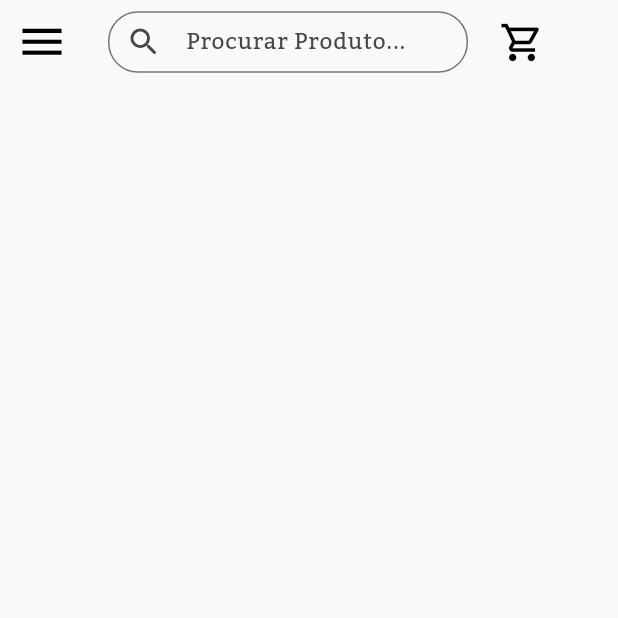
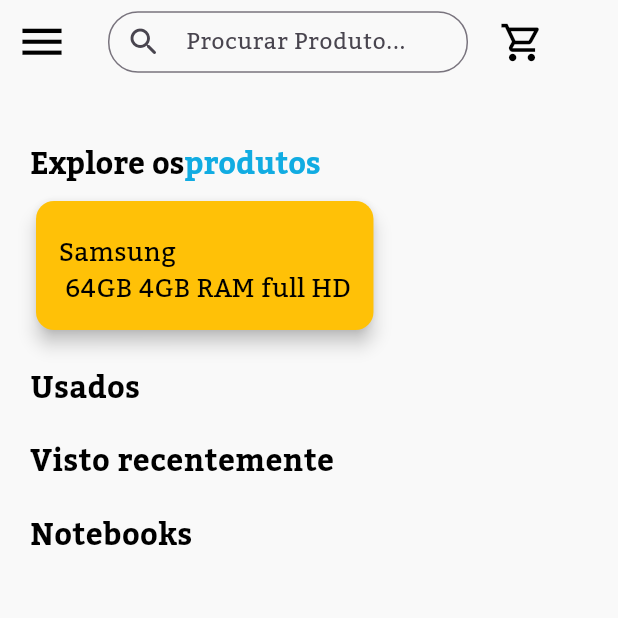
Before and after one commit to MateusAugustoo/project_unboxing, a Flutter app: the TelaHome screen opened by its route, on a phone screen of 412 x 824 dp, the top half of it. Run offline on Flutter 3.47's test engine with Material 3 defaults, Android fonts, the phone set to English and light mode, and no system bars; our stand-ins replace cloud_firestore, firebase_auth, firebase_core, image_picker; accounts and stored records are empty; generated files the repository leaves out were written again; network calls fail.

```diff
--- a/lib/routes/routes.dart
+++ b/lib/routes/routes.dart
@@ -9,6 +9,8 @@ import 'package:projeto_integrador/views/telaEntrada/tela_entrada.dart';
 import 'package:projeto_integrador/views/telaLogin/tela_login.dart';
 import 'package:projeto_integrador/views/telaPerfil/tela_perfil.dart';
 import 'package:projeto_integrador/views/telaSenha/tela_senha.dart';
+import 'package:projeto_integrador/views/telaFavoritos/tela_favorito.dart';
+import 'package:projeto_integrador/views/telaCompras/tela_compras.dart';
 
 import '../views/endereço/fom_add_endereco.dart';
 import '../views/endereço/tela_endereco.dart';
@@ -35,6 +37,8 @@ class Routes extends StatelessWidget {
         '/ScreenFormAddEndereco': (context) => const FormeAddEndereco(),
         '/ScreenSenha': (context) => const RedefinirSenha(),
         '/ScreenEntrada': (context) => const TelaEntrada(),
+        '/ScreenFavoritos': (context) => const TelaFavoritos(),
+        '/ScreenCompras': (context) => const TelaCompras(),
       },
     );
   }
--- a/lib/views/home/tela_home.dart
+++ b/lib/views/home/tela_home.dart
@@ -45,7 +45,9 @@ class _TelaHomeState extends State<TelaHome> {
             width: 12,
           ),
           IconButton(
-            onPressed: () {},
+            onPressed: () {
+              Navigator.pushNamed(context, '/ScreenCarrinho');
+            },
             icon: const Icon(
               Icons.shopping_cart_outlined,
               color: Colors.black,
@@ -58,16 +60,108 @@ class _TelaHomeState extends State<TelaHome> {
   }
 
   Widget _getBodyHome() {
-    return const SafeArea(
+    return SafeArea(
       child: SingleChildScrollView(
+        child: Padding(
+          padding: const EdgeInsets.all(20.0),
         child: Column(
           children: [
             Row(
-              children: [],
-            )
+              children: [
+                RichText(
+                    text: const TextSpan(
+                        text: 'Explore os',
+                        style: TextStyle(
+                          color: Colors.black,
+                          fontFamily: 'Kadwa',
+                          fontSize: 20,
+                          fontWeight: FontWeight.bold,
+                        ),
+                        children: [
+                      TextSpan(
+                          text: 'produtos',
+                          style: TextStyle(
+                              color: kColorTextPrimary,
+                              fontFamily: 'Kadwa',
+                              fontSize: 20))
+                    ]))
+              ],
+            ),
+            const SizedBox(
+              child: Row(
+                children: [
+                  Column(
+                    children: [
+                      Card(
+                        elevation: 5,
+                        color: Colors.amber,
+                        child: Padding(
+                          padding: EdgeInsets.all(15.0),
+                          child: Column(
+                            mainAxisSize: MainAxisSize.min,
+                            children: [
+                              SizedBox(height: 8,),
+                              Text('Samsung \n 64GB 4GB RAM full HD',
+                              style: TextStyle(
+                                fontFamily: 'Kadwa',
+                                fontSize: 17,
+                                color: Colors.black
+                              ),),
+                            ],
+                          ),
+                          ),
+                      ),
+                    ],
+                  ),
+                ],)
+            ),
+            const SizedBox(
+              height: 20,
+            ),
+            const Row(
+              children: [
+                Text('Usados',
+                    style: TextStyle(
+                        fontFamily: 'Kadwa',
+                        fontSize: 20,
+                        fontWeight: FontWeight.bold,
+                        color: Colors.black))
+              ],
+            ),
+            const SizedBox(
+              height: 20,
+            ),
+            const Row(
+              children: [
+                Text(
+                  'Visto recentemente',
+                  style: TextStyle(
+                      fontFamily: 'Kadwa',
+                      fontSize: 20,
+                      fontWeight: FontWeight.bold,
+                      color: Colors.black),
+                )
+              ],
+            ),
+            const SizedBox(
+              height: 20,
+            ),
+            const Row(
+              children: [
+                Text(
+                  'Notebooks',
+                  style: TextStyle(
+                      fontFamily: 'Kadwa',
+                      fontSize: 20,
+                      fontWeight: FontWeight.bold,
+                      color: Colors.black),
+                ),
+              ],
+            ),
           ],
         ),
       ),
+      )
     );
   }
 }
--- a/lib/views/telaLogin/tela_login.dart
+++ b/lib/views/telaLogin/tela_login.dart
@@ -169,6 +169,9 @@ class _TelaLoginState extends State<TelaLogin> {
                 if (value == null || value.isEmpty) {
                   return 'Por favor, digite uma senha';
                 }
+                if (value.length < 6) {
+                  return 'Por favor, digite uma senha com pelo menos 6 caracteres';
+                }
                 return null;
               },
             ),
--- a/lib/widgets/get_drawer.dart
+++ b/lib/widgets/get_drawer.dart
@@ -119,9 +119,11 @@ Widget getDrawer(BuildContext context) {
                 size: 30,
               ),
             ),
-            const ListTile(
-              onTap: null,
-              title: Text(
+             ListTile(
+              onTap: () {
+                Navigator.pushNamed(context, '/ScreenFavoritos');
+              },
+              title: const Text(
                 'Favoritos',
                 style: TextStyle(
                     fontFamily: 'Kadwa',
@@ -129,7 +131,7 @@ Widget getDrawer(BuildContext context) {
                     fontWeight: FontWeight.bold,
                     fontSize: 18),
               ),
-              leading: Icon(
+              leading: const Icon(
                 Icons.favorite_outline_rounded,
                 color: Colors.white,
                 size: 30,
@@ -150,9 +152,11 @@ Widget getDrawer(BuildContext context) {
               leading: const Icon(Icons.shopping_cart_outlined,
                   color: Colors.white, size: 30),
             ),
-            const ListTile(
-              onTap: null,
-              title: Text(
+            ListTile(
+              onTap: (){
+                Navigator.pushNamed(context, '/ScreenCompras');
+              },
+              title: const Text(
                 'Compras',
                 style: TextStyle(
                     fontFamily: 'Kadwa',
@@ -160,7 +164,7 @@ Widget getDrawer(BuildContext context) {
                     fontSize: 18,
                     fontWeight: FontWeight.bold),
               ),
-              leading: Icon(
+              leading: const Icon(
                 Icons.shopping_bag_outlined,
                 color: Colors.white,
                 size: 30,
```
Also changed, not shown: lib/views/telaCompras/tela_compras.dart (added, +24 -0 lines), lib/views/telaFavoritos/tela_favorito.dart (added, +24 -0 lines).
